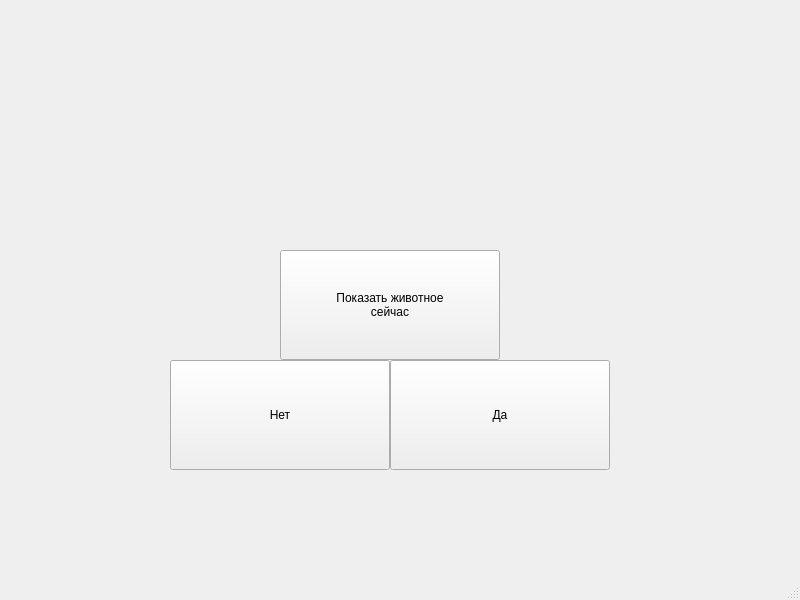
First picture: the form in QtPetinator/mainwindow2.ui, repository krbroman/Petinator, before the edit.
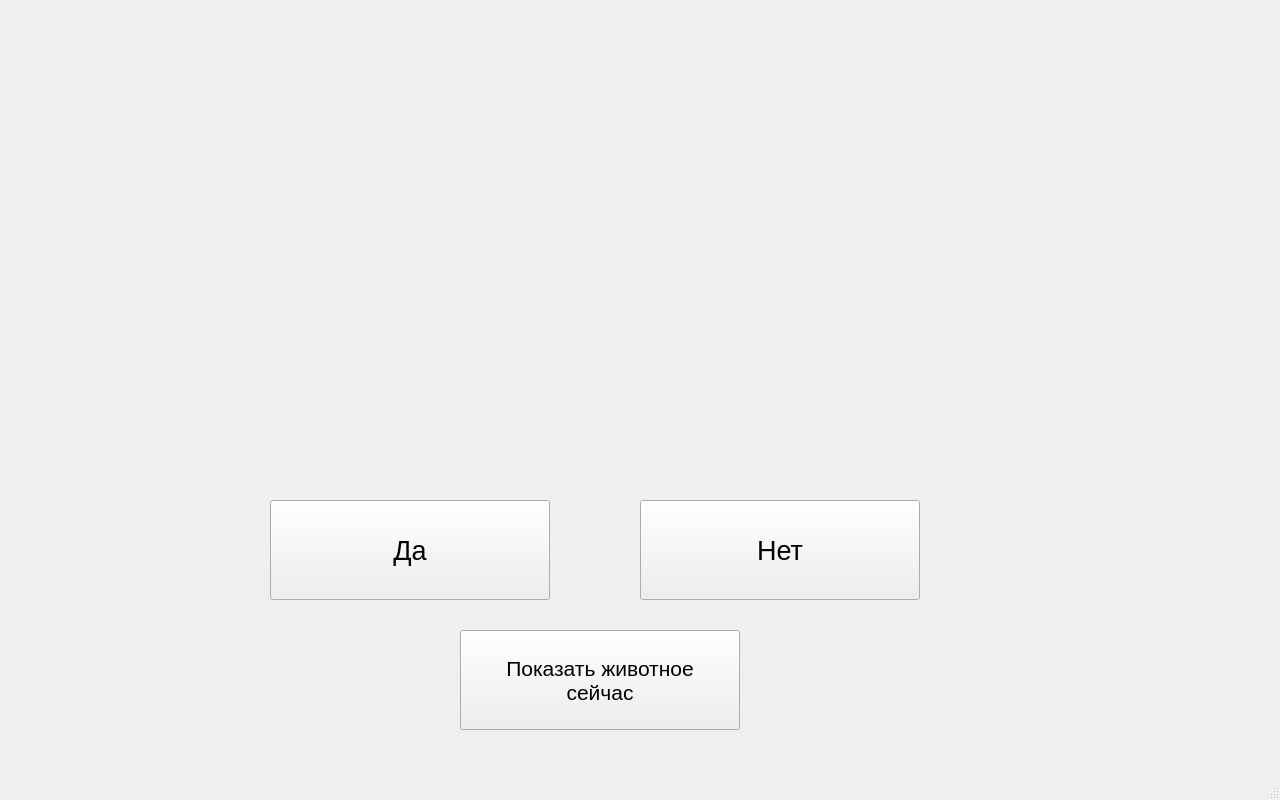
Second picture: the form after the edit.

```diff
--- a/QtPetinator/mainwindow2.ui
+++ b/QtPetinator/mainwindow2.ui
@@ -6,8 +6,8 @@
    <rect>
     <x>0</x>
     <y>0</y>
-    <width>800</width>
-    <height>600</height>
+    <width>1280</width>
+    <height>800</height>
    </rect>
   </property>
   <property name="windowTitle">
@@ -17,10 +17,10 @@
    <widget class="QLabel" name="label">
     <property name="geometry">
      <rect>
-      <x>110</x>
-      <y>110</y>
-      <width>611</width>
-      <height>91</height>
+      <x>480</x>
+      <y>230</y>
+      <width>641</width>
+      <height>121</height>
      </rect>
     </property>
     <property name="font">
@@ -29,18 +29,23 @@
      </font>
     </property>
     <property name="text">
-     <string/>
+     <string>&lt;html&gt;&lt;head/&gt;&lt;body&gt;&lt;p align=&quot;center&quot;&gt;&lt;br/&gt;&lt;/p&gt;&lt;/body&gt;&lt;/html&gt;</string>
     </property>
    </widget>
    <widget class="QPushButton" name="pushButton">
     <property name="geometry">
      <rect>
-      <x>170</x>
-      <y>360</y>
-      <width>220</width>
-      <height>110</height>
+      <x>640</x>
+      <y>500</y>
+      <width>280</width>
+      <height>100</height>
      </rect>
     </property>
+    <property name="font">
+     <font>
+      <pointsize>20</pointsize>
+     </font>
+    </property>
     <property name="text">
      <string>Нет</string>
     </property>
@@ -48,12 +53,17 @@
    <widget class="QPushButton" name="pushButton_2">
     <property name="geometry">
      <rect>
-      <x>390</x>
-      <y>360</y>
-      <width>220</width>
-      <height>110</height>
+      <x>270</x>
+      <y>500</y>
+      <width>280</width>
+      <height>100</height>
      </rect>
     </property>
+    <property name="font">
+     <font>
+      <pointsize>20</pointsize>
+     </font>
+    </property>
     <property name="text">
      <string>Да</string>
     </property>
@@ -61,14 +71,19 @@
    <widget class="QPushButton" name="pushButton_Now">
     <property name="geometry">
      <rect>
-      <x>280</x>
-      <y>250</y>
-      <width>220</width>
-      <height>110</height>
+      <x>460</x>
+      <y>630</y>
+      <width>280</width>
+      <height>100</height>
      </rect>
     </property>
+    <property name="font">
+     <font>
+      <pointsize>16</pointsize>
+     </font>
+    </property>
     <property name="text">
-     <string>Показать животное
+     <string>Показать животное 
 сейчас</string>
     </property>
    </widget>
```
Left out of the diff: 2 changed lines with no effect on the pictures.
